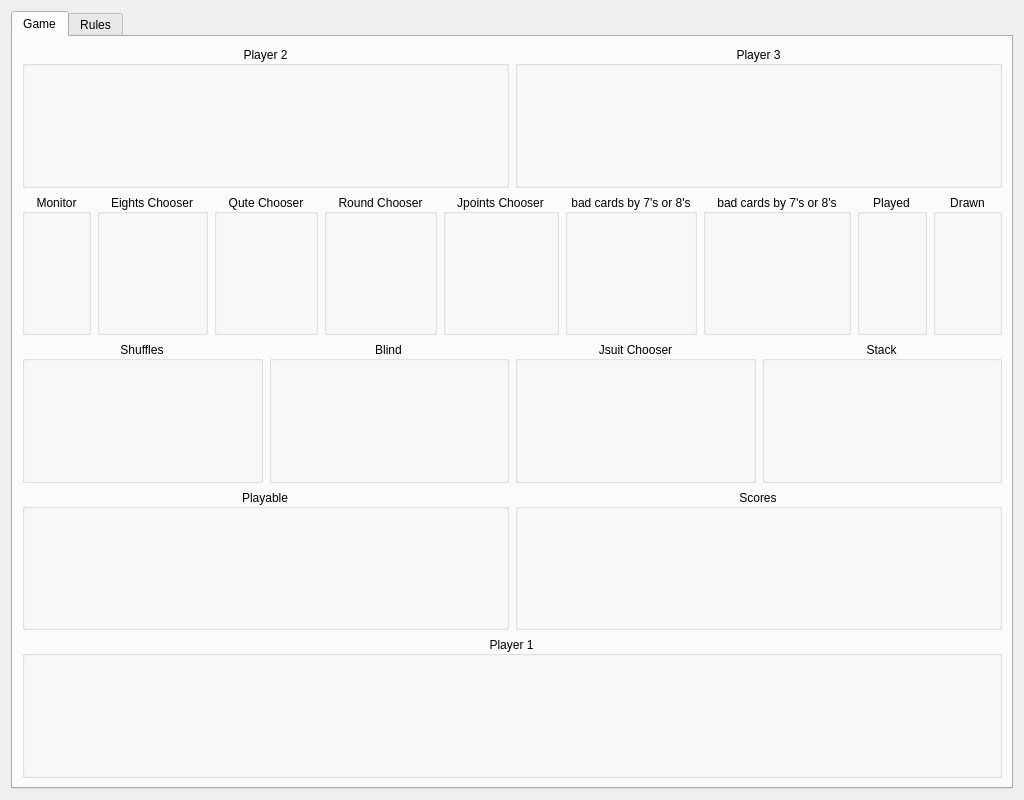
Old version of the form table.ui in the repository squawk7x/aQuteCardGame.
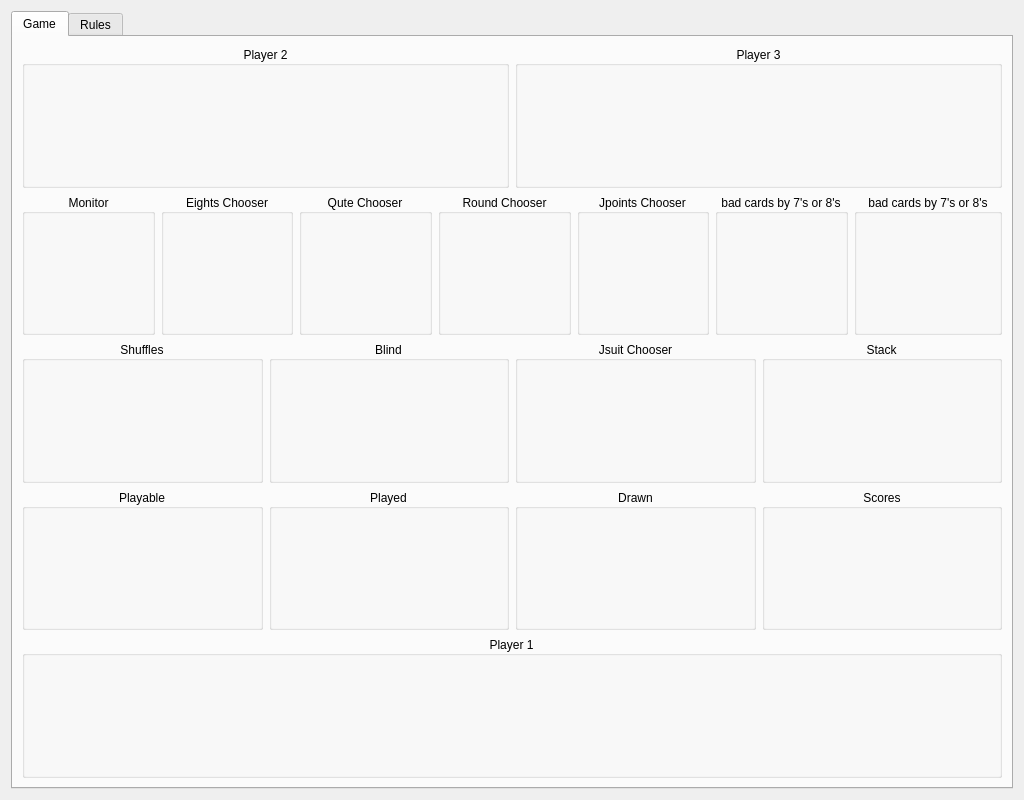
New version of the form.

```diff
--- a/table.ui
+++ b/table.ui
@@ -148,31 +148,6 @@
            <layout class="QHBoxLayout" name="got2"/>
           </widget>
          </item>
-         <item>
-          <widget class="QGroupBox" name="Played">
-           <property name="enabled">
-            <bool>true</bool>
-           </property>
-           <property name="title">
-            <string>Played</string>
-           </property>
-           <property name="alignment">
-            <set>Qt::AlignCenter</set>
-           </property>
-           <layout class="QHBoxLayout" name="played"/>
-          </widget>
-         </item>
-         <item>
-          <widget class="QGroupBox" name="Drawn">
-           <property name="title">
-            <string>Drawn</string>
-           </property>
-           <property name="alignment">
-            <set>Qt::AlignCenter</set>
-           </property>
-           <layout class="QHBoxLayout" name="drawn"/>
-          </widget>
-         </item>
         </layout>
        </item>
        <item>
@@ -236,6 +211,31 @@
            <layout class="QHBoxLayout" name="playable"/>
           </widget>
          </item>
+         <item>
+          <widget class="QGroupBox" name="Played">
+           <property name="enabled">
+            <bool>true</bool>
+           </property>
+           <property name="title">
+            <string>Played</string>
+           </property>
+           <property name="alignment">
+            <set>Qt::AlignCenter</set>
+           </property>
+           <layout class="QHBoxLayout" name="played"/>
+          </widget>
+         </item>
+         <item>
+          <widget class="QGroupBox" name="Drawn">
+           <property name="title">
+            <string>Drawn</string>
+           </property>
+           <property name="alignment">
+            <set>Qt::AlignCenter</set>
+           </property>
+           <layout class="QHBoxLayout" name="drawn"/>
+          </widget>
+         </item>
          <item>
           <widget class="QGroupBox" name="Scores">
            <property name="title">
```
